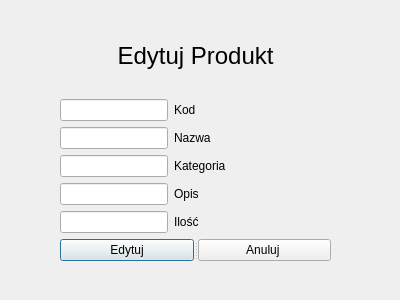
Qt form app/edit.ui (Cielako/GIMS) before a commit.
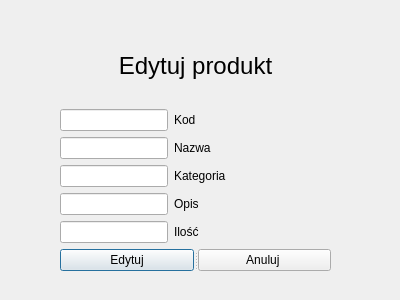
The same form after that commit.

The edit to the form file:
```diff
--- a/app/edit.ui
+++ b/app/edit.ui
@@ -17,7 +17,7 @@
    <property name="geometry">
     <rect>
      <x>60</x>
-     <y>20</y>
+     <y>30</y>
      <width>271</width>
      <height>241</height>
     </rect>
@@ -26,7 +26,7 @@
     <item>
      <widget class="QLabel" name="labelAdd_2">
       <property name="text">
-       <string>&lt;html&gt;&lt;head/&gt;&lt;body&gt;&lt;p align=&quot;center&quot;&gt;&lt;span style=&quot; font-size:18pt;&quot;&gt;Edytuj Produkt&lt;/span&gt;&lt;/p&gt;&lt;/body&gt;&lt;/html&gt;</string>
+       <string>&lt;html&gt;&lt;head/&gt;&lt;body&gt;&lt;p align=&quot;center&quot;&gt;&lt;span style=&quot; font-size:18pt;&quot;&gt;Edytuj produkt&lt;/span&gt;&lt;/p&gt;&lt;/body&gt;&lt;/html&gt;</string>
       </property>
      </widget>
     </item>
```
Left out of the diff: 40 changed lines with no effect on the pictures.
